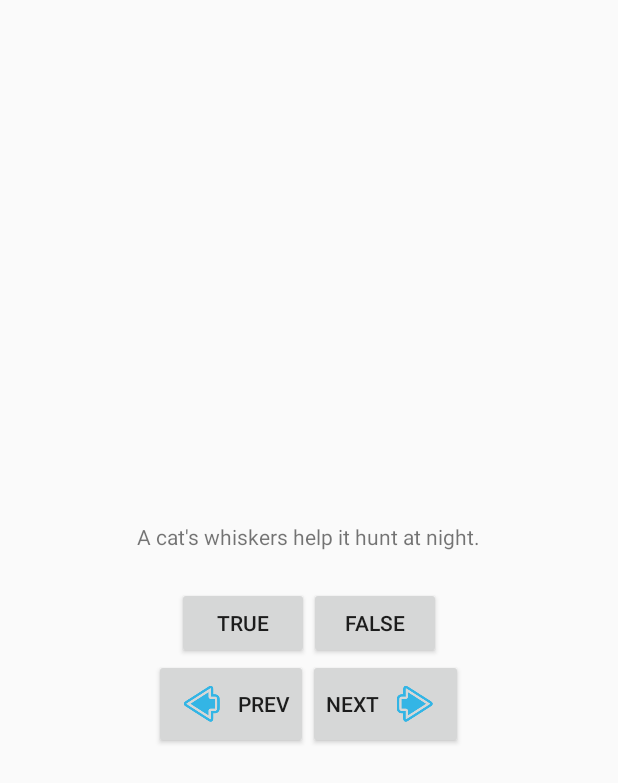
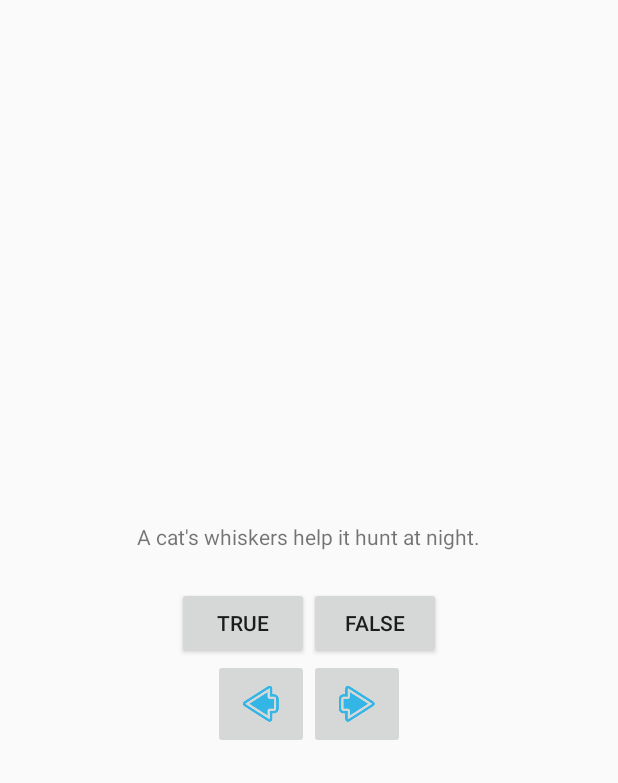
Before and after one commit to ematiyuk/CatsQuiz, an Android app: the screen it shows after launch (QuizActivity), on a phone screen of 412 x 824 dp. Shown: the top 783 px of the screen. Run offline under Robolectric (Android 15) with nearby library versions, the phone set to English and light mode, and no system bars.

Commit message:
Replace Button with ImageButton

```diff
--- a/android/src/main/java/com/github/ematiyuk/catsquiz/QuizActivity.java
+++ b/android/src/main/java/com/github/ematiyuk/catsquiz/QuizActivity.java
@@ -4,6 +4,7 @@ import android.app.Activity;
 import android.os.Bundle;
 import android.view.View;
 import android.widget.Button;
+import android.widget.ImageButton;
 import android.widget.TextView;
 import android.widget.Toast;
 
@@ -11,8 +12,8 @@ public class QuizActivity extends Activity {
 
     private Button mTrueButton;
     private Button mFalseButton;
-    private Button mPrevButton;
-    private Button mNextButton;
+    private ImageButton mPrevButton;
+    private ImageButton mNextButton;
     private TextView mQuestionTextView;
 
     private TrueFalse[] mQuestionBank = new TrueFalse[] {
@@ -61,7 +62,7 @@ public class QuizActivity extends Activity {
                 checkAnswer(false);
             }
         });
-        mPrevButton = (Button) findViewById(R.id.prev_button);
+        mPrevButton = (ImageButton) findViewById(R.id.prev_button);
         mPrevButton.setOnClickListener(new View.OnClickListener() {
             @Override
             public void onClick(View view) {
@@ -70,7 +71,7 @@ public class QuizActivity extends Activity {
                 updateQuestion();
             }
         });
-        mNextButton = (Button) findViewById(R.id.next_button);
+        mNextButton = (ImageButton) findViewById(R.id.next_button);
         mNextButton.setOnClickListener(new View.OnClickListener() {
             @Override
             public void onClick(View view) {
--- a/android/src/main/res/layout/activity_quiz.xml
+++ b/android/src/main/res/layout/activity_quiz.xml
@@ -34,21 +34,19 @@
         android:layout_height="wrap_content"
         android:orientation="horizontal" >
 
-        <Button
+        <ImageButton
             android:id="@+id/prev_button"
             android:layout_width="wrap_content"
             android:layout_height="wrap_content"
-            android:text="@string/prev_button"
-            android:drawableLeft="@mipmap/ic_arrow_left"
-            android:drawablePadding="4dp" />
+            android:src="@mipmap/ic_arrow_left"
+            android:contentDescription="@string/prev_button" />
 
-        <Button
+        <ImageButton
             android:id="@+id/next_button"
             android:layout_width="wrap_content"
             android:layout_height="wrap_content"
-            android:text="@string/next_button"
-            android:drawableRight="@mipmap/ic_arrow_right"
-            android:drawablePadding="4dp" />
+            android:src="@mipmap/ic_arrow_right"
+            android:contentDescription="@string/next_button" />
 
     </LinearLayout>
 
```
